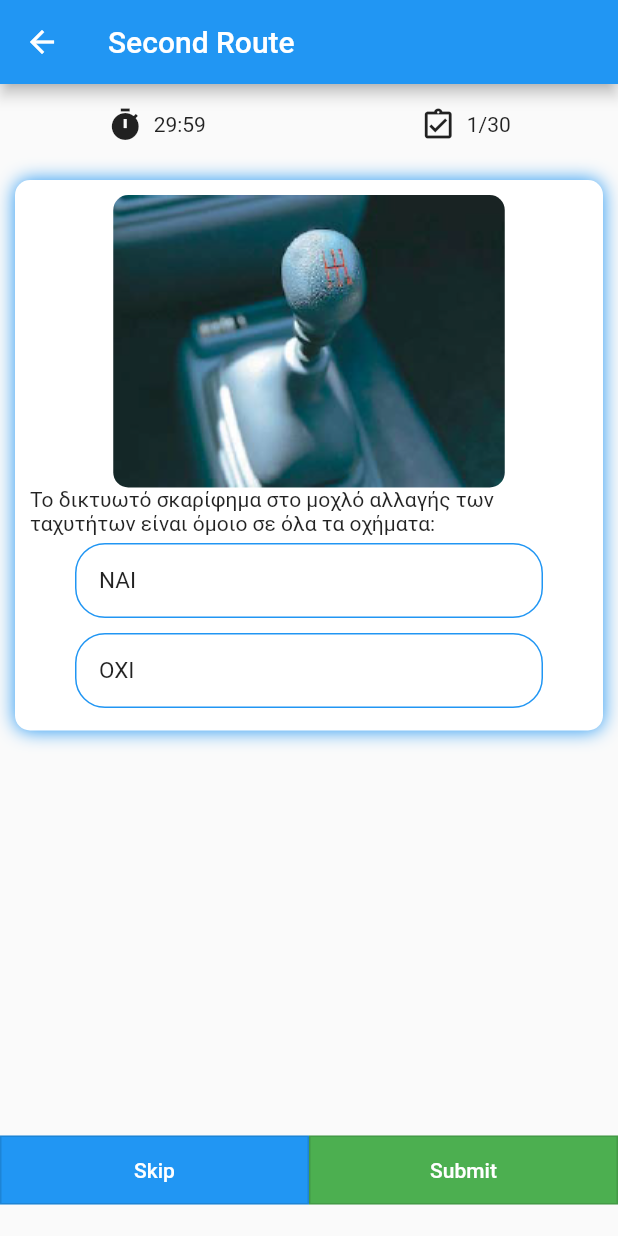
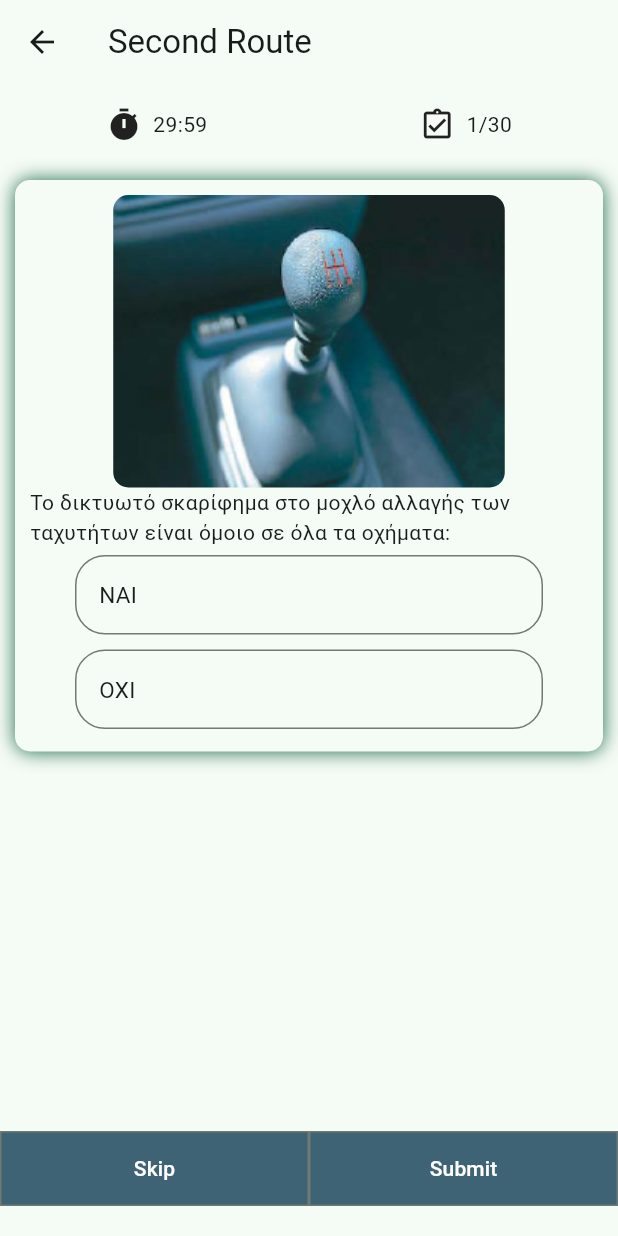
Before and after one commit to McSakis1999/flutter_driving_quiz, a Flutter app: the screen it shows after launch, after a tap on "Open route", on a phone screen of 412 x 824 dp. Run offline on Flutter 3.47's test engine with Material 2 defaults, Android fonts, the phone set to English and light mode, and no system bars.

Commit message:
Fixed darkMode utility / Added material3 theme

```diff
--- a/lib/components/answerButton.dart
+++ b/lib/components/answerButton.dart
@@ -30,9 +30,11 @@ class _AnswerBtnState extends State<AnswerBtn> {
         margin: const EdgeInsets.symmetric(vertical: 5.0, horizontal: 30.0),
         width: double.infinity,
         decoration: BoxDecoration(
-          color: Colors.white,
+          color: Theme.of(context).colorScheme.background,
           border: Border.all(
-            color: widget.flag ? Colors.orange : Colors.blue,
+            color: widget.flag
+                ? Colors.orange
+                : Theme.of(context).colorScheme.outline,
           ),
           borderRadius: BorderRadius.circular(20.0),
         ),
--- a/lib/components/timer.dart
+++ b/lib/components/timer.dart
@@ -29,7 +29,7 @@ class _timerState extends State<timer> {
       const Duration(seconds: 1),
       (_) {
         if (_seconds > 0) {
-          setState(() => _seconds--);
+          if (mounted) setState(() => _seconds--);
         } else {
           //telos quiz
         }
--- a/lib/main.dart
+++ b/lib/main.dart
@@ -6,6 +6,51 @@ import 'theme/themeConstants.dart';
 import 'theme/themeManager.dart';
 
 void main() {
+  runApp(MyApp());
+}
+
+ThemeManager _themeManager = ThemeManager();
+
+class MyApp extends StatefulWidget {
+  const MyApp({Key? key}) : super(key: key);
+
+  @override
+  State<MyApp> createState() => _MyAppState();
+}
+
+class _MyAppState extends State<MyApp> {
+  @override
+  void initState() {
+    _themeManager.addListener(themeListener);
+    super.initState();
+  }
+
+  @override
+  void dispose() {
+    _themeManager.removeListener(themeListener);
+    super.dispose();
+  }
+
+  themeListener() {
+    if (mounted) {
+      setState(() {});
+    }
+  }
+
+  @override
+  Widget build(BuildContext context) {
+    return MaterialApp(
+      theme: lightTheme,
+      darkTheme: darkTheme,
+      themeMode: _themeManager.themeMode,
+      title: 'Σήματα Οδήγησης',
+      home: HomePage(),
+    );
+  }
+}
+
+/*
+void main() {
   runApp(MaterialApp(
     theme: lightTheme,
     darkTheme: darkTheme,
@@ -13,9 +58,7 @@ void main() {
     title: 'Σήματα Οδήγησης',
     home: HomePage(),
   ));
-}
-
-ThemeManager _themeManager = ThemeManager();
+} */
 
 class HomePage extends StatefulWidget {
   const HomePage({Key? key}) : super(key: key);
@@ -26,24 +69,6 @@ class HomePage extends StatefulWidget {
 
 class _HomePageState extends State<HomePage> {
   @override
-  void dispose() {
-    _themeManager.removeListener(themeListener);
-    super.dispose();
-  }
-
-  @override
-  void initState() {
-    _themeManager.addListener(themeListener);
-    super.initState();
-  }
-
-  themeListener() {
-    if (mounted) {
-      setState(() {});
-    }
-  }
-
-  @override
   Widget build(BuildContext context) {
     return Scaffold(
       appBar: AppBar(
@@ -51,8 +76,8 @@ class _HomePageState extends State<HomePage> {
         actions: [
           Switch(
               value: _themeManager.themeMode == ThemeMode.dark,
-              onChanged: (value) {
-                _themeManager.toggleTheme(value);
+              onChanged: (newValue) {
+                _themeManager.toggleTheme(newValue);
               })
         ],
       ),
@@ -61,9 +86,9 @@ class _HomePageState extends State<HomePage> {
         mainAxisAlignment: MainAxisAlignment.center,
         children: [
           Container(
-            decoration: const BoxDecoration(
-              color: Colors.red,
-              borderRadius: BorderRadius.only(
+            decoration: BoxDecoration(
+              color: Theme.of(context).colorScheme.primary,
+              borderRadius: const BorderRadius.only(
                 topRight: Radius.circular(30.0),
                 bottomLeft: Radius.circular(30.0),
               ),
@@ -74,10 +99,10 @@ class _HomePageState extends State<HomePage> {
             child: Column(
               mainAxisAlignment: MainAxisAlignment.center,
               children: [
-                const Icon(
+                Icon(
                   Icons.menu_book_sharp,
                   size: 60,
-                  color: Colors.white,
+                  color: Theme.of(context).backgroundColor,
                 ),
                 ElevatedButton(
                   child: const Text('Open route'),
--- a/lib/screens/quiz_template.dart
+++ b/lib/screens/quiz_template.dart
@@ -49,10 +49,10 @@ class _QuizState extends State<Quiz> {
                 decoration: BoxDecoration(
                   borderRadius:
                       const BorderRadius.all(Radius.circular(10)), //here
-                  color: Colors.white,
+                  color: Theme.of(context).colorScheme.background,
                   boxShadow: [
                     BoxShadow(
-                        color: Theme.of(context).primaryColor,
+                        color: Theme.of(context).colorScheme.primary,
                         offset: const Offset(0, 0),
                         blurRadius: 10.0)
                   ],
@@ -84,7 +84,8 @@ class _QuizState extends State<Quiz> {
                           padding: const EdgeInsets.symmetric(
                               vertical: 15, horizontal: 40),
                           primary: Colors.white,
-                          backgroundColor: Theme.of(context).primaryColor,
+                          backgroundColor:
+                              Theme.of(context).colorScheme.tertiary,
                           shape: const RoundedRectangleBorder(
                               borderRadius:
                                   BorderRadius.all(Radius.circular(0)))),
@@ -101,7 +102,7 @@ class _QuizState extends State<Quiz> {
                         padding: const EdgeInsets.symmetric(
                             vertical: 15, horizontal: 40),
                         primary: Colors.white,
-                        backgroundColor: Colors.green,
+                        backgroundColor: Theme.of(context).colorScheme.tertiary,
                         shape: const RoundedRectangleBorder(
                             borderRadius: BorderRadius.all(Radius.circular(0))),
                       ),
--- a/lib/theme/themeConstants.dart
+++ b/lib/theme/themeConstants.dart
@@ -1,8 +1,12 @@
 import 'package:flutter/material.dart';
 
 ThemeData lightTheme = ThemeData(
+  colorSchemeSeed: const Color(0xff3EB489),
   brightness: Brightness.light,
+  useMaterial3: true,
 );
 ThemeData darkTheme = ThemeData(
+  colorSchemeSeed: const Color(0xff3EB489),
   brightness: Brightness.dark,
+  useMaterial3: true,
 );
```
Also changed, not shown: pubspec.lock, 1 other file.
